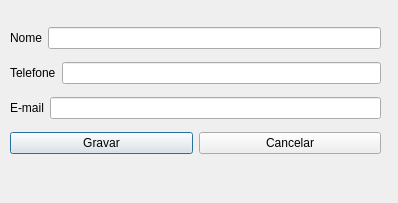
Old version of the form Agenda_v1-0/fm_novocontato.ui in the repository AlbertVieceli/Qt-Creator.
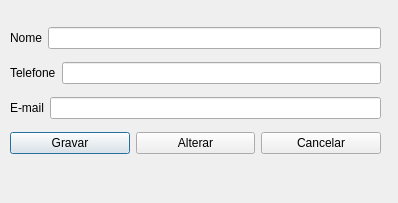
New version of the form.

The edit to the form file:
```diff
--- a/Agenda_v1-0/fm_novocontato.ui
+++ b/Agenda_v1-0/fm_novocontato.ui
@@ -13,7 +13,7 @@
   <property name="windowTitle">
    <string>Dialog</string>
   </property>
-  <widget class="QWidget" name="">
+  <widget class="QWidget" name="layoutWidget">
    <property name="geometry">
     <rect>
      <x>10</x>
@@ -74,6 +74,13 @@
         </property>
        </widget>
       </item>
+      <item>
+       <widget class="QPushButton" name="btn_alterar">
+        <property name="text">
+         <string>Alterar</string>
+        </property>
+       </widget>
+      </item>
       <item>
        <widget class="QPushButton" name="btn_cancelar">
         <property name="text">
```
